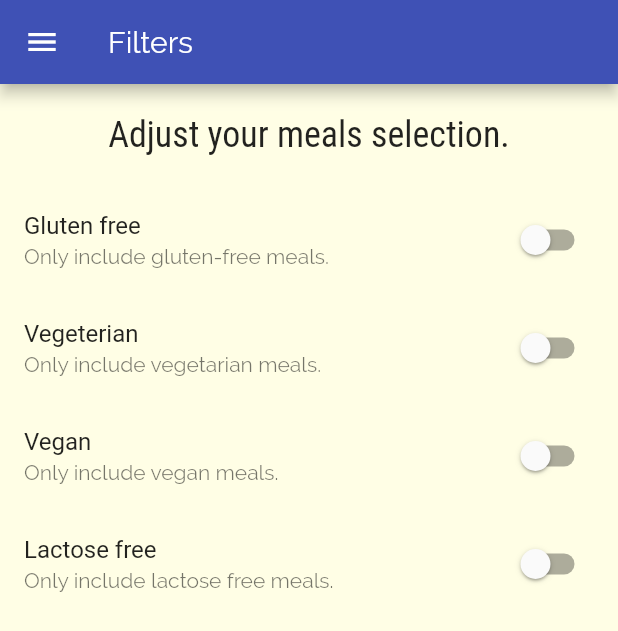
After one commit to nguyentanphu/my_meals, a Flutter app: the FilterScreen screen opened by its route, on a phone screen of 412 x 824 dp. The commit adds this screen. Shown: the top 631 px of the screen. Run offline on Flutter 3.47's test engine with Material 2 defaults, Android fonts, the phone set to English and light mode, and no system bars.

Commit message:
Update meal settings

```diff
--- a/lib/main.dart
+++ b/lib/main.dart
@@ -1,10 +1,10 @@
 import 'package:flutter/material.dart';
-import 'package:my_meals/screens/tabs_screen.dart';
 
+import 'screens/filters_screen.dart';
+import 'screens/tabs_screen.dart';
 import 'screens/categories_screen.dart';
 import 'screens/meal_detail_screen.dart';
 import 'screens/category_meals_screen.dart';
-import 'screens/categories_screen.dart';
 
 void main() => runApp(MyApp());
 
@@ -28,7 +28,8 @@ class MyApp extends StatelessWidget {
       routes: {
         '/': (_) => TabsScreen(),
         CategoryMealsScreen.routeName: (_) => CategoryMealsScreen(),
-        MealDetailScreen.routeName: (_) => MealDetailScreen()
+        MealDetailScreen.routeName: (_) => MealDetailScreen(),
+        FilterScreen.routeName: (_) => FilterScreen(),
       },
       onUnknownRoute: (settings) =>
           MaterialPageRoute(builder: (ctx) => CategoriesScreen()),
--- /dev/null
+++ b/lib/screens/filters_screen.dart
@@ -0,0 +1,91 @@
+import 'package:flutter/material.dart';
+import 'package:my_meals/widgets/main_drawer.dart';
+
+class FilterScreen extends StatefulWidget {
+  static const String routeName = '/filters';
+
+  @override
+  _FilterScreenState createState() => _FilterScreenState();
+}
+
+class _FilterScreenState extends State<FilterScreen> {
+  bool _glutenFree = false;
+  bool _vegetarian = false;
+  bool _vegan = false;
+  bool _lactoseFree = false;
+
+  Widget _buildSwitchListTile(
+      {@required String title,
+      @required String subtitle,
+      @required bool value,
+      @required void Function(bool) selectHandler}) {
+    return SwitchListTile(
+      title: Text(title),
+      subtitle: Text(subtitle),
+      value: value,
+      onChanged: selectHandler,
+    );
+  }
+
+  @override
+  Widget build(BuildContext context) {
+    return Scaffold(
+        appBar: AppBar(
+          title: Text('Filters'),
+        ),
+        drawer: MainDrawer(),
+        body: Column(
+          children: <Widget>[
+            Padding(
+              padding: EdgeInsets.all(20),
+              child: Text(
+                'Adjust your meals selection.',
+                style: Theme.of(context).textTheme.title,
+              ),
+            ),
+            Expanded(
+              child: ListView(
+                children: <Widget>[
+                  _buildSwitchListTile(
+                      title: 'Gluten free',
+                      subtitle: 'Only include gluten-free meals.',
+                      value: _glutenFree,
+                      selectHandler: (newValue) {
+                        setState(() {
+                          _glutenFree = newValue;
+                        });
+                      }),
+                  _buildSwitchListTile(
+                      title: 'Vegeterian',
+                      subtitle: 'Only include vegetarian meals.',
+                      value: _vegetarian,
+                      selectHandler: (newValue) {
+                        setState(() {
+                          _vegetarian = newValue;
+                        });
+                      }),
+                  _buildSwitchListTile(
+                      title: 'Vegan',
+                      subtitle: 'Only include vegan meals.',
+                      value: _vegan,
+                      selectHandler: (newValue) {
+                        setState(() {
+                          _vegan = newValue;
+                        });
+                      }),
+                  _buildSwitchListTile(
+                      title: 'Lactose free',
+                      subtitle: 'Only include lactose free meals.',
+                      value: _lactoseFree,
+                      selectHandler: (newValue) {
+                        setState(() {
+                          _lactoseFree = newValue;
+                        });
+                      })
+                ],
+              ),
+            )
+          ],
+        ));
+  }
+}
--- a/lib/screens/tabs_screen.dart
+++ b/lib/screens/tabs_screen.dart
@@ -2,9 +2,7 @@ import 'package:flutter/material.dart';
 import 'package:my_meals/widgets/main_drawer.dart';
 
 import 'categories_screen.dart';
-import 'categories_screen.dart';
 import 'favorites_screen.dart';
-import 'categories_screen.dart';
 
 class TabsScreen extends StatefulWidget {
   @override
--- a/lib/widgets/main_drawer.dart
+++ b/lib/widgets/main_drawer.dart
@@ -1,4 +1,5 @@
 import 'package:flutter/material.dart';
+import '../screens/filters_screen.dart';
 
 class MainDrawer extends StatelessWidget {
   @override
@@ -37,6 +38,7 @@ class MainDrawer extends StatelessWidget {
                 fontWeight: FontWeight.bold,
               ),
             ),
+            onTap: () => Navigator.of(context).pushReplacementNamed('/'),
           ),
           ListTile(
             leading: Icon(
@@ -51,6 +53,8 @@ class MainDrawer extends StatelessWidget {
                 fontWeight: FontWeight.bold,
               ),
             ),
+            onTap: () => Navigator.of(context)
+                .pushReplacementNamed(FilterScreen.routeName),
           ),
         ],
       ),
```
